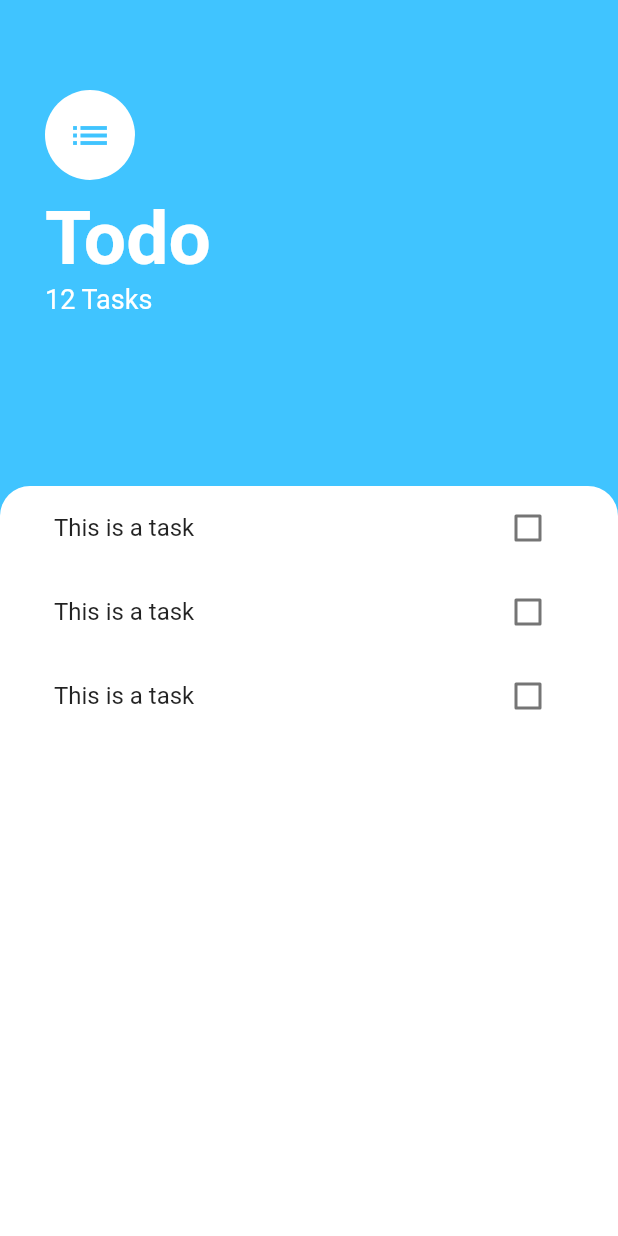
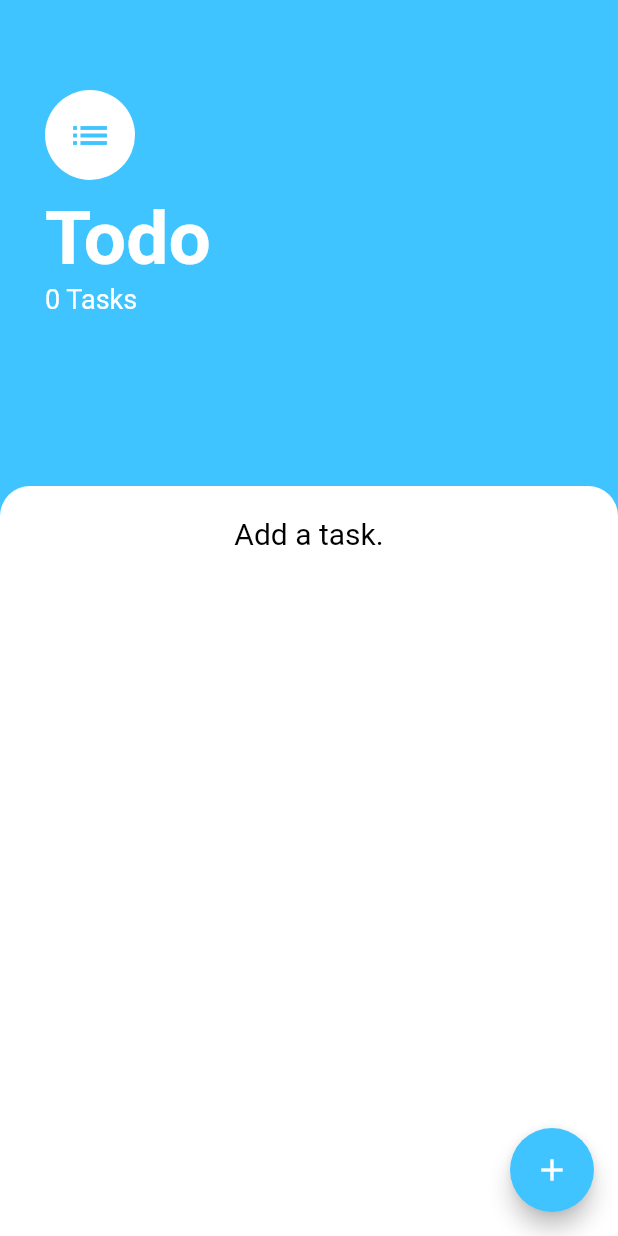
Before and after one commit to PratyushChauhan/todoyama, a Flutter app: the screen it shows after launch, on a phone screen of 412 x 824 dp. Run offline on Flutter 3.47's test engine with Material 2 defaults, Android fonts, the light colour scheme and no system bars.

Commit message:
Task_Screen: Create tasks list and send it to task_list.dart.
add_task_screen.dart: implement add tasks.

task_list.dart : Lift 'tasks' state upwards to Tasks_screen.dart.

```diff
--- /dev/null
+++ b/lib/models/task.dart
@@ -0,0 +1,10 @@
+class Task {
+  final String name;
+  bool isDone;
+
+  Task({required this.name, this.isDone = false});
+
+  void toggleDone() {
+    isDone = !isDone;
+  }
+}
--- a/lib/screens/Tasks_screen.dart
+++ b/lib/screens/Tasks_screen.dart
@@ -1,12 +1,38 @@
 import 'package:flutter/material.dart';
 import '../widgets/task_list.dart';
+import 'add_task_screen.dart';
+import '../models/task.dart';
 
-class TasksScreen extends StatelessWidget {
-  const TasksScreen({Key? key}) : super(key: key);
+class TasksScreen extends StatefulWidget {
+  TasksScreen({Key? key}) : super(key: key);
+
+  @override
+  State<TasksScreen> createState() => _TasksScreenState();
+}
+
+class _TasksScreenState extends State<TasksScreen> {
+  List<Task> tasks = [];
 
   @override
   Widget build(BuildContext context) {
     return Scaffold(
+      floatingActionButton: FloatingActionButton(
+        backgroundColor: Colors.lightBlueAccent,
+        child: const Icon(Icons.add),
+        onPressed: () {
+          //add new task
+          showModalBottomSheet(
+            context: context,
+            builder: (context) => AddTaskScreen(
+              addTaskCallback: (newTask) {
+                setState(() {
+                  tasks.add(Task(name: newTask));
+                });
+              },
+            ),
+          );
+        },
+      ),
       backgroundColor: Colors.lightBlueAccent,
       body: SafeArea(
         child: Column(
@@ -23,14 +49,14 @@ class TasksScreen extends StatelessWidget {
               child: Column(
                 crossAxisAlignment: CrossAxisAlignment.start,
                 children: [
-                  const CircleAvatar(
+                  CircleAvatar(
+                    backgroundColor: Colors.white,
+                    radius: 30.0,
                     child: Icon(
                       Icons.list,
                       size: 30.0,
                       color: Colors.lightBlueAccent,
                     ),
-                    backgroundColor: Colors.white,
-                    radius: 30.0,
                   ),
                   const SizedBox(
                     height: 10.0,
@@ -43,9 +69,9 @@ class TasksScreen extends StatelessWidget {
                       fontWeight: FontWeight.w700,
                     ),
                   ),
-                  const Text(
-                    '12 Tasks',
-                    style: TextStyle(
+                  Text(
+                    '${tasks.length} Tasks',
+                    style: const TextStyle(
                       color: Colors.white,
                       fontSize: 18.0,
                     ),
@@ -63,7 +89,9 @@ class TasksScreen extends StatelessWidget {
                 ),
               ),
               height: 500.0,
-              child: TaskList(),
+              child: TaskList(
+                tasks: tasks,
+              ),
             ),
           ],
         ),
--- a/lib/widgets/task_list.dart
+++ b/lib/widgets/task_list.dart
@@ -1,19 +1,46 @@
 import 'package:flutter/material.dart';
 import 'task_tile.dart';
+import 'package:todoyama/models/task.dart';
 
-class TaskList extends StatelessWidget {
-  const TaskList({
-    Key? key,
-  }) : super(key: key);
+class TaskList extends StatefulWidget {
+  TaskList({required this.tasks});
+  List<Task> tasks;
 
   @override
+  State<TaskList> createState() => _TaskListState();
+}
+
+class _TaskListState extends State<TaskList> {
+  @override
   Widget build(BuildContext context) {
-    return ListView(
-      children: [
-        TaskTile('This is a task'),
-        TaskTile('This is a task'),
-        TaskTile('This is a task'),
-      ],
-    );
+    final List<Task> tasks = widget.tasks;
+
+    return tasks.length == 0
+        ? Container(
+            padding: const EdgeInsets.all(20.0),
+            width: double.infinity,
+            child: const Text(
+              "Add a task.",
+              textAlign: TextAlign.center,
+              style: TextStyle(
+                color: Colors.black,
+                fontSize: 20.0,
+              ),
+            ),
+          )
+        : ListView.builder(
+            itemCount: tasks.length,
+            itemBuilder: (context, index) {
+              return TaskTile(
+                taskTitle: tasks[index].name,
+                isChecked: tasks[index].isDone,
+                checkboxCallback: (checkboxState) {
+                  setState(() {
+                    tasks[index].toggleDone();
+                  });
+                },
+              );
+            },
+          );
   }
 }
--- a/lib/widgets/task_tile.dart
+++ b/lib/widgets/task_tile.dart
@@ -2,9 +2,14 @@ import 'package:flutter/material.dart';
 
 //class to store tasks
 class TaskTile extends StatefulWidget {
-  TaskTile(this.taskTitle);
+  TaskTile(
+      {this.taskTitle = "",
+      this.isChecked = false,
+      required this.checkboxCallback});
 
   final String taskTitle;
+  final isChecked;
+  final Function(bool?) checkboxCallback;
 
   @override
   State<TaskTile> createState() => _TaskTileState();
@@ -22,31 +27,14 @@ class _TaskTileState extends State<TaskTile> {
           decoration: ischecked ? TextDecoration.lineThrough : null,
         ),
       ),
-      trailing: TaskCheckbox(
-          isChecked: ischecked,
-          checkboxCallback: (bool? checkboxState) {
-            setState(() {
-              ischecked = checkboxState!;
-            });
-          }),
+      trailing: Checkbox(
+        value: ischecked,
+        onChanged: (value) {
+          setState(() {
+            ischecked = value!;
+          });
+        },
+      ),
     );
   }
 }
-
-class TaskCheckbox extends StatelessWidget {
-  final bool isChecked;
-  final Function checkboxCallback;
-
-  TaskCheckbox({required this.isChecked, required this.checkboxCallback});
-
-  @override
-  Widget build(BuildContext context) {
-    return Checkbox(
-      value: isChecked,
-      activeColor: Colors.lightBlueAccent,
-      onChanged: (bool? checkboxState) {
-        checkboxCallback(checkboxState);
-      },
-    );
-  }
-}
```
Also changed, not shown: lib/screens/add_task_screen.dart (+72 -0 lines), pubspec.lock.
